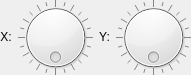
First picture: the form in src/tools/hlam/ui/assets/studiomodel/dockpanels/SkyLightPanel.ui, repository SamVanheer/HalfLifeAssetManager, before the edit.
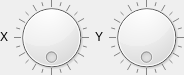
Second picture: the form after the edit.

The edit to the form file:
```diff
--- a/src/tools/hlam/ui/assets/studiomodel/dockpanels/SkyLightPanel.ui
+++ b/src/tools/hlam/ui/assets/studiomodel/dockpanels/SkyLightPanel.ui
@@ -6,7 +6,7 @@
    <rect>
     <x>0</x>
     <y>0</y>
-    <width>188</width>
+    <width>180</width>
     <height>75</height>
    </rect>
   </property>
@@ -38,7 +38,7 @@
       </sizepolicy>
      </property>
      <property name="text">
-      <string>X:</string>
+      <string>X</string>
      </property>
      <property name="alignment">
       <set>Qt::AlignCenter</set>
@@ -88,7 +88,7 @@
       </sizepolicy>
      </property>
      <property name="text">
-      <string>Y:</string>
+      <string>Y</string>
      </property>
      <property name="alignment">
       <set>Qt::AlignCenter</set>
```
